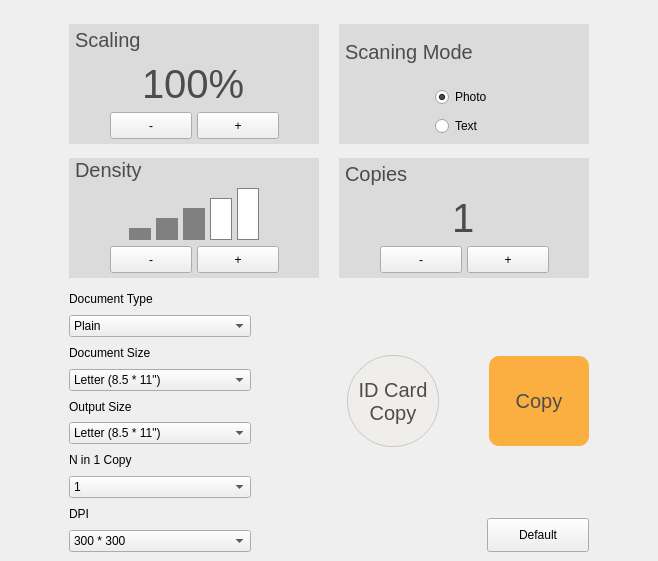
Qt form copy.ui (lzk/richovop) before a commit.
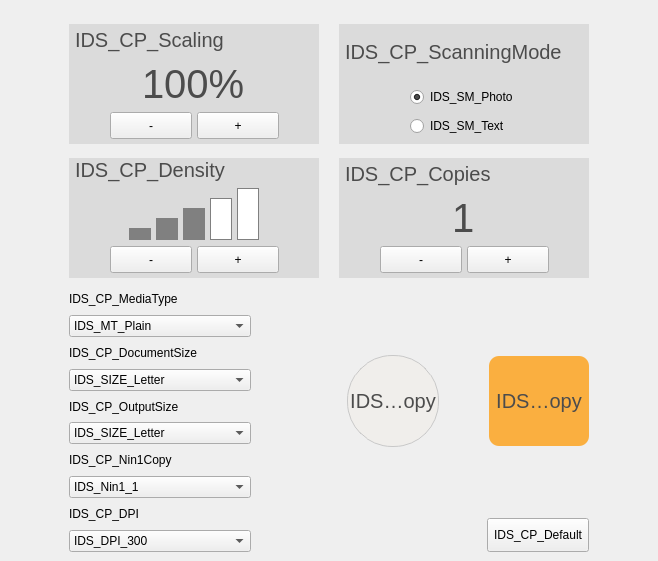
The same form after that commit.

Commit message: ML and ID card change

Diff of the .ui file:
```diff
--- a/copy.ui
+++ b/copy.ui
@@ -225,7 +225,7 @@
             <item>
              <widget class="QLabel" name="label_copies">
               <property name="text">
-               <string>Copies</string>
+               <string>IDS_CP_Copies</string>
               </property>
              </widget>
             </item>
@@ -328,7 +328,7 @@
             <item>
              <widget class="QLabel" name="label_scaling">
               <property name="text">
-               <string>Scaling</string>
+               <string>IDS_CP_Scaling</string>
               </property>
              </widget>
             </item>
@@ -431,7 +431,7 @@
             <item>
              <widget class="QLabel" name="label_density">
               <property name="text">
-               <string>Density</string>
+               <string>IDS_CP_Density</string>
               </property>
              </widget>
             </item>
@@ -672,7 +672,7 @@
             <item>
              <widget class="QLabel" name="label_scaningMode">
               <property name="text">
-               <string>Scaning Mode</string>
+               <string>IDS_CP_ScanningMode</string>
               </property>
              </widget>
             </item>
@@ -697,7 +697,7 @@
                   <enum>Qt::NoFocus</enum>
                  </property>
                  <property name="text">
-                  <string>Photo</string>
+                  <string>IDS_SM_Photo</string>
                  </property>
                  <property name="checked">
                   <bool>true</bool>
@@ -710,7 +710,7 @@
                   <enum>Qt::NoFocus</enum>
                  </property>
                  <property name="text">
-                  <string>Text</string>
+                  <string>IDS_SM_Text</string>
                  </property>
                 </widget>
                </item>
@@ -730,7 +730,7 @@
           <item>
            <widget class="QLabel" name="label_9">
             <property name="text">
-             <string>Document Type</string>
+             <string>IDS_CP_MediaType</string>
             </property>
            </widget>
           </item>
@@ -741,7 +741,7 @@
             </property>
             <item>
              <property name="text">
-              <string>Plain</string>
+              <string>IDS_MT_Plain</string>
              </property>
             </item>
             <item>
@@ -769,7 +769,7 @@
           <item>
            <widget class="QLabel" name="label_10">
             <property name="text">
-             <string>Document Size</string>
+             <string>IDS_CP_DocumentSize</string>
             </property>
            </widget>
           </item>
@@ -780,7 +780,7 @@
             </property>
             <item>
              <property name="text">
-              <string>Letter (8.5 * 11&quot;)</string>
+              <string>IDS_SIZE_Letter</string>
              </property>
             </item>
             <item>
@@ -808,7 +808,7 @@
           <item>
            <widget class="QLabel" name="label_11">
             <property name="text">
-             <string>Output Size</string>
+             <string>IDS_CP_OutputSize</string>
             </property>
            </widget>
           </item>
@@ -819,7 +819,7 @@
             </property>
             <item>
              <property name="text">
-              <string>Letter (8.5 * 11&quot;)</string>
+              <string>IDS_SIZE_Letter</string>
              </property>
             </item>
             <item>
@@ -862,7 +862,7 @@
           <item>
            <widget class="QLabel" name="label_12">
             <property name="text">
-             <string>N in 1 Copy</string>
+             <string>IDS_CP_Nin1Copy</string>
             </property>
            </widget>
           </item>
@@ -873,7 +873,7 @@
             </property>
             <item>
              <property name="text">
-              <string>1</string>
+              <string>IDS_Nin1_1</string>
              </property>
             </item>
             <item>
@@ -896,7 +896,7 @@
           <item>
            <widget class="QLabel" name="label_13">
             <property name="text">
-             <string>DPI</string>
+             <string>IDS_CP_DPI</string>
             </property>
            </widget>
           </item>
@@ -907,7 +907,7 @@
             </property>
             <item>
              <property name="text">
-              <string>300 * 300</string>
+              <string>IDS_DPI_300</string>
              </property>
             </item>
             <item>
@@ -958,8 +958,7 @@
                <enum>Qt::NoFocus</enum>
               </property>
               <property name="text">
-               <string>ID Card
-Copy</string>
+               <string>IDS_CP_IDCardCopy</string>
               </property>
              </widget>
             </item>
@@ -969,7 +968,7 @@
                <enum>Qt::NoFocus</enum>
               </property>
               <property name="text">
-               <string>Copy</string>
+               <string>IDS_Tab_Copy</string>
               </property>
              </widget>
             </item>
@@ -1009,7 +1008,7 @@
                <enum>Qt::NoFocus</enum>
               </property>
               <property name="text">
-               <string>Default</string>
+               <string>IDS_CP_Default</string>
               </property>
              </widget>
             </item>
```
Left out of the diff: 57 changed lines with no effect on the pictures. The commit also changes 17 other files.
